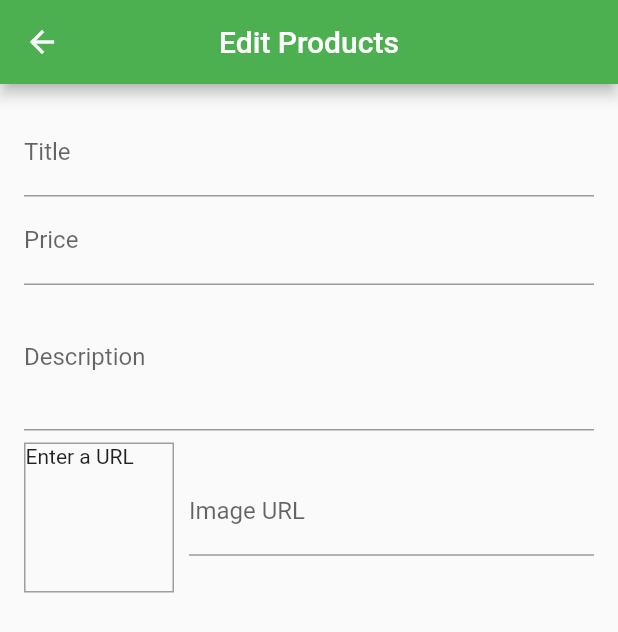
After one commit to bunnydon/epasal, a Flutter app: the EditProductScreen screen opened by its route, on a phone screen of 412 x 824 dp. The commit adds this screen. Shown: the top 632 px of the screen. Run offline on Flutter 3.47's test engine with Material 2 defaults, Android fonts, the phone set to English and light mode, and no system bars; our stand-ins replace cached_network_image; network calls fail.

Commit message:
Added dialouge and snackbar and input form for products and manage products with edit product screen

```diff
--- a/lib/main.dart
+++ b/lib/main.dart
@@ -2,9 +2,11 @@ import 'package:epasal/provider/cart_provider.dart';
 import 'package:epasal/provider/order_provider.dart';
 import 'package:epasal/provider/provider_products.dart';
 import 'package:epasal/screens/cart_screen.dart';
+import 'package:epasal/screens/edit_product_screen.dart';
 import 'package:epasal/screens/order_screen.dart';
 import 'package:epasal/screens/product_details.dart';
 import 'package:epasal/screens/product_overview_screen.dart';
+import 'package:epasal/screens/user_product_screen.dart';
 import 'package:flutter/material.dart';
 import 'package:provider/provider.dart';
 
@@ -39,6 +41,8 @@ class MyApp extends StatelessWidget {
           ProductDetails.routId: (context) => ProductDetails(),
           CartScreen.routId: (context) => CartScreen(),
           OrderScreen.routeId: (context) => OrderScreen(),
+          UserProductScreen.routeId: (context) => UserProductScreen(),
+          EditProductScreen.routeId: (context) => EditProductScreen(),
         },
       ),
     );
--- a/lib/provider/cart_provider.dart
+++ b/lib/provider/cart_provider.dart
@@ -1,12 +1,12 @@
 import 'package:flutter/material.dart';
 
-class CartItems with ChangeNotifier {
+class CartItem with ChangeNotifier {
   final String id;
   final String title;
   final double price;
   final int quantity;
 
-  CartItems(
+  CartItem(
       {@required this.id,
       @required this.title,
       @required this.price,
@@ -14,9 +14,9 @@ class CartItems with ChangeNotifier {
 }
 
 class Cart with ChangeNotifier {
-  Map<String, CartItems> _items = {};
+  Map<String, CartItem> _items = {};
 
-  Map<String, CartItems> get items {
+  Map<String, CartItem> get items {
     return _items;
   }
 
@@ -34,7 +34,7 @@ class Cart with ChangeNotifier {
       //update the current item ko quantity
       _items.update(
           productId,
-          (existingCardItems) => CartItems(
+          (existingCardItems) => CartItem(
                 id: existingCardItems.id,
                 title: existingCardItems.title,
                 price: existingCardItems.price,
@@ -44,7 +44,7 @@ class Cart with ChangeNotifier {
       //if no item then add item to cart
       _items.putIfAbsent(
           productId,
-          () => CartItems(
+          () => CartItem(
                 id: DateTime.now().toString(),
                 title: title,
                 price: price,
@@ -76,4 +76,24 @@ class Cart with ChangeNotifier {
     _items = {};
     notifyListeners();
   }
+
+  //This removes single item form cart
+  void removeSingleItemFromCart(String id) {
+    if (!_items.containsKey(id)) {
+      return;
+    }
+    if (_items[id].quantity > 1) {
+      _items.update(id, (existingCartItem) {
+        return CartItem(
+          id: existingCartItem.id,
+          title: existingCartItem.title,
+          price: existingCartItem.price,
+          quantity: existingCartItem.quantity - 1,
+        );
+      });
+    } else {
+      _items.remove(id);
+    }
+    notifyListeners();
+  }
 }
--- a/lib/provider/order_provider.dart
+++ b/lib/provider/order_provider.dart
@@ -1,4 +1,4 @@
-import 'package:epasal/widgets/cart_item.dart';
+import 'package:epasal/provider/cart_provider.dart';
 import 'package:flutter/material.dart';
 
 class OrderItem {
--- a/lib/screens/cart_screen.dart
+++ b/lib/screens/cart_screen.dart
@@ -1,4 +1,4 @@
-import 'package:epasal/provider/cart_provider.dart';
+import 'package:epasal/provider/cart_provider.dart' show Cart;
 import 'package:epasal/provider/order_provider.dart';
 import 'package:epasal/screens/order_screen.dart';
 import 'package:epasal/widgets/cart_item.dart';
@@ -54,7 +54,8 @@ class CartScreen extends StatelessWidget {
                       ),
                     ),
                     onPressed: () {
-                      order.addOrder(cart.items.values, cart.totalAmount);
+                      order.addOrder(
+                          cart.items.values.toList(), cart.totalAmount);
                       cart.clearCart();
                       Navigator.pushNamed(context, OrderScreen.routeId);
                     },
--- /dev/null
+++ b/lib/screens/edit_product_screen.dart
@@ -0,0 +1,116 @@
+import 'package:flutter/cupertino.dart';
+import 'package:flutter/material.dart';
+
+class EditProductScreen extends StatefulWidget {
+  static const routeId = '/edit_product_screen';
+
+  @override
+  _EditProductScreenState createState() => _EditProductScreenState();
+}
+
+class _EditProductScreenState extends State<EditProductScreen> {
+  final _priceFocusedNode = FocusNode();
+  final _desFocusedNode = FocusNode();
+  final _imageurlFocusedNode = FocusNode();
+  final _imageurlController = TextEditingController();
+
+  // to clean off the unwanted widgets
+  @override
+  void dispose() {
+    _priceFocusedNode.dispose();
+    _desFocusedNode.dispose();
+    _imageurlFocusedNode.dispose();
+    _imageurlController.dispose();
+    super.dispose();
+  }
+
+  //-- the function called when our screen is created
+  @override
+  void initstate() {
+    _imageurlFocusedNode.addListener(_updateImageUrl);
+    super.initState();
+  }
+
+  //------- to ypdate image in the container after user enter the new image url
+  void _updateImageUrl() {
+    if (!_imageurlFocusedNode.hasFocus) {
+      setState(() {});
+    }
+  }
+
+  @override
+  Widget build(BuildContext context) {
+    return Scaffold(
+      appBar: AppBar(
+        title: Text('Edit Products'),
+        centerTitle: true,
+      ),
+      body: Padding(
+        padding: EdgeInsets.all(16),
+        child: Form(
+          child: ListView(
+            children: <Widget>[
+              TextFormField(
+                decoration: InputDecoration(
+                  labelText: 'Title',
+                ),
+                textInputAction: TextInputAction.next,
+                onFieldSubmitted: (_) {
+                  FocusScope.of(context).requestFocus(_priceFocusedNode);
+                },
+              ),
+              TextFormField(
+                decoration: InputDecoration(
+                  labelText: 'Price',
+                ),
+                onFieldSubmitted: (_) {
+                  FocusScope.of(context).requestFocus(_desFocusedNode);
+                },
+                textInputAction: TextInputAction.next,
+                keyboardType: TextInputType.number,
+                focusNode: _priceFocusedNode,
+              ),
+              TextFormField(
+                decoration: InputDecoration(
+                  labelText: 'Description',
+                ),
+                textInputAction: TextInputAction.next,
+                focusNode: _desFocusedNode,
+                maxLines: 3,
+                keyboardType: TextInputType.multiline,
+              ),
+              Row(
+                children: <Widget>[
+                  Container(
+                      width: 100,
+                      height: 100,
+                      margin: EdgeInsets.only(top: 8, right: 10),
+                      decoration: BoxDecoration(
+                        border: Border.all(color: Colors.grey, width: 1),
+                      ),
+                      child: _imageurlController.text.isEmpty
+                          ? Text('Enter a URL')
+                          : FittedBox(
+                              child: Image.network(_imageurlController.text),
+                              fit: BoxFit.cover,
+                            )),
+                  Expanded(
+                    child: TextFormField(
+                      decoration: InputDecoration(
+                        labelText: 'Image URL',
+                      ),
+                      focusNode: _imageurlFocusedNode,
+                      controller: _imageurlController,
+                      keyboardType: TextInputType.url,
+                      textInputAction: TextInputAction.done,
+                    ),
+                  )
+                ],
+              )
+            ],
+          ),
+        ),
+      ),
+    );
+  }
+}
--- a/lib/screens/order_screen.dart
+++ b/lib/screens/order_screen.dart
@@ -1,4 +1,5 @@
 import 'package:epasal/provider/order_provider.dart' show Orders;
+import 'package:epasal/widgets/app_drawer.dart';
 import 'package:epasal/widgets/order_item.dart';
 import 'package:flutter/material.dart';
 import 'package:provider/provider.dart';
@@ -17,6 +18,7 @@ class OrderScreen extends StatelessWidget {
           itemBuilder: (ctx, i) {
             return OrderItem(orderData.orders[i]);
           }),
+      drawer: AppDrawer(),
     );
   }
 }
--- a/lib/screens/product_overview_screen.dart
+++ b/lib/screens/product_overview_screen.dart
@@ -2,6 +2,7 @@ import 'package:epasal/provider/cart_provider.dart';
 import 'package:epasal/screens/cart_screen.dart';
 import 'package:epasal/widgets/badge.dart';
 import 'package:epasal/widgets/product_grid.dart';
+import 'package:epasal/widgets/app_drawer.dart';
 
 import 'package:flutter/material.dart';
 import 'package:provider/provider.dart';
@@ -67,6 +68,7 @@ class _ProductOverviewScreenState extends State<ProductOverviewScreen> {
         ],
       ),
       body: ProductGrid(_showFavourites),
+      drawer: AppDrawer(),
     );
   }
 }
--- a/pubspec.yaml
+++ b/pubspec.yaml
@@ -44,9 +44,9 @@ flutter:
   uses-material-design: true
 
   # To add assets to your application, add an assets section, like this:
-  # assets:
-  #  - images/a_dot_burr.jpeg
-  #  - images/a_dot_ham.jpeg
+  assets:
+    - assets/images/
+
 
   # An image asset can refer to one or more resolution-specific "variants", see
   # https://flutter.dev/assets-and-images/#resolution-aware.
```
Also changed, not shown: lib/screens/user_product_screen.dart (added, +36 -0 lines), lib/widgets/app_drawer.dart (added, +46 -0 lines), lib/widgets/cart_item.dart (+47 -27 lines), lib/widgets/order_item.dart (+43 -6 lines), lib/widgets/product_item.dart (+13 -0 lines), lib/widgets/user_product_item.dart (added, +38 -0 lines), assets/images/box.png (added).
